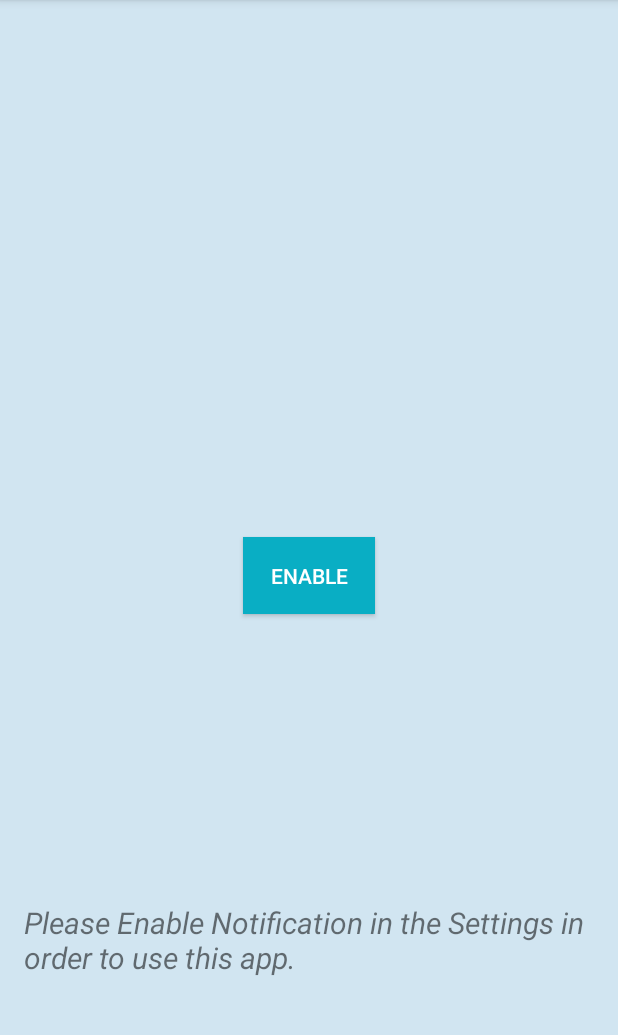
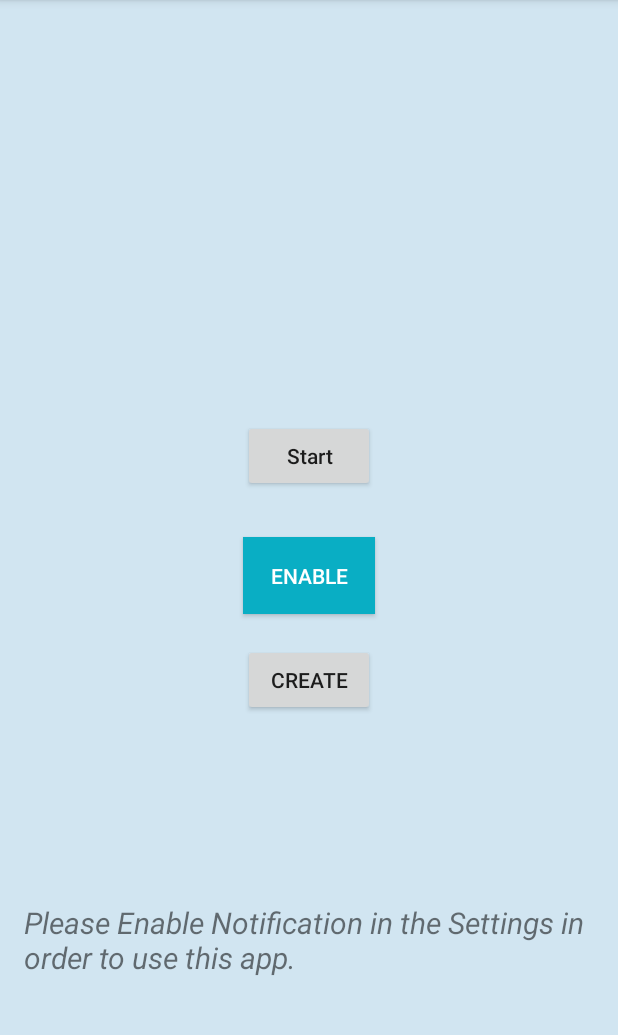
Before and after one commit to sandy13521/NotificationRedirectingApp, an Android app: the screen it shows after launch (MainActivity), on a phone screen of 412 x 824 dp, the part 84-1119 px from its top. Run offline under Robolectric (Android 15) with nearby library versions, the phone set to English and light mode, and no system bars.

Commit message:
Preliminary Commit

```diff
--- a/app/build.gradle
+++ b/app/build.gradle
@@ -23,6 +23,7 @@ dependencies {
     implementation fileTree(dir: 'libs', include: ['*.jar'])
     implementation 'androidx.appcompat:appcompat:1.1.0'
     implementation 'androidx.constraintlayout:constraintlayout:1.1.3'
+    implementation 'com.google.android.material:material:1.0.0'
     testImplementation 'junit:junit:4.12'
     androidTestImplementation 'androidx.test.ext:junit:1.1.1'
     androidTestImplementation 'androidx.test.espresso:espresso-core:3.2.0'
--- a/app/src/main/java/com/example/networkingapp/MainActivity.java
+++ b/app/src/main/java/com/example/networkingapp/MainActivity.java
@@ -1,33 +1,36 @@
 package com.example.networkingapp;
 
-import android.content.BroadcastReceiver;
-import android.content.Context;
+import android.app.NotificationManager;
+import android.bluetooth.BluetoothAdapter;
 import android.content.Intent;
-import android.content.IntentFilter;
 import android.os.Bundle;
 import android.provider.Settings;
-import android.service.notification.StatusBarNotification;
-import android.util.Log;
 import android.view.View;
 import android.widget.Button;
-import android.widget.TextView;
 import android.widget.Toast;
 
+import androidx.annotation.Nullable;
 import androidx.appcompat.app.AppCompatActivity;
+import androidx.core.app.NotificationCompat;
 
-import static android.content.ContentValues.TAG;
+import com.google.android.material.snackbar.Snackbar;
 
 public class MainActivity extends AppCompatActivity {
 
-    private BroadcastReceiver notificationReceiver;
-    public NotificationListener trying;
     public Button enableButton;
+    public Button startButton;
+    public Button createButton;
+
+    public int REQUEST_ENABLE_BT = 1;
+
     @Override
     protected void onCreate(Bundle savedInstanceState) {
         super.onCreate(savedInstanceState);
         setContentView(R.layout.activity_main);
 
         enableButton = findViewById(R.id.enable);
+        startButton = findViewById(R.id.start);
+        createButton = findViewById(R.id.create);
         enableButton.setOnClickListener(new View.OnClickListener() {
             @Override
             public void onClick(View v) {
@@ -35,36 +38,50 @@ public class MainActivity extends AppCompatActivity {
             }
         });
 
-        //Starting Service to Listen the notifications.
-        Intent intent = new Intent(this, NotificationListener.class);
-        this.startService(intent);
+        startButton.setOnClickListener(new View.OnClickListener() {
+            @Override
+            public void onClick(View v) {
+                BluetoothAdapter bluetoothAdapter = BluetoothAdapter.getDefaultAdapter();
+                if (bluetoothAdapter == null) {
+                    Snackbar.make(findViewById(R.id.main), "Bluetooth is not supported in your Phone", Snackbar.LENGTH_LONG).show();
+                }
+                else if (!bluetoothAdapter.isEnabled()) {
+                    Intent enableBtIntent = new Intent(BluetoothAdapter.ACTION_REQUEST_ENABLE);
+                    startActivityForResult(enableBtIntent, REQUEST_ENABLE_BT);
+                    Intent discoverableIntent =
+                            new Intent(BluetoothAdapter.ACTION_REQUEST_DISCOVERABLE);
+                    discoverableIntent.putExtra(BluetoothAdapter.EXTRA_DISCOVERABLE_DURATION, 300);
+                    startActivity(discoverableIntent);
+                }
+            }
+        });
 
-        //Starting Service to Check if the Notification Listener Is active.
+        createButton.setOnClickListener(new View.OnClickListener() {
+            @Override
+            public void onClick(View v) {
+                NotificationManager nManager = (NotificationManager) getSystemService(NOTIFICATION_SERVICE);
+                NotificationCompat.Builder ncomp = new NotificationCompat.Builder(MainActivity.this);
+                ncomp.setContentTitle("My Notification");
+                ncomp.setContentText("Notification Listener Service Example");
+                ncomp.setTicker("My Notification Tests");
+                ncomp.setSmallIcon(R.drawable.ic_launcher_background);
+                ncomp.setAutoCancel(true);
+                nManager.notify((int) System.currentTimeMillis(), ncomp.build());
+            }
+        });
+
+        // Starting this Service to resolve issues like NotificationListenerService Getting Disconnected automatically.
         startService(new Intent(this, NotificationCollectorMonitorService.class));
-
-        trying = new NotificationListener(this);
-        StatusBarNotification[] notification = trying.getActiveNotifications();
-
-//        for
-
-        notificationReceiver = new BroadcastReceiver() {
-            @Override
-            public void onReceive(Context context, Intent intent) {
-                String pack = intent.getStringExtra("package");
-//                String title = intent.getStringExtra("title");
-//                String text = intent.getStringExtra("text");
-                Log.i("PACK", "onReceive:" + pack);
-                Toast.makeText(context,"Broadcast Received",Toast.LENGTH_SHORT).show();
-            }
-        };
-
-        IntentFilter intentFilter = new IntentFilter("Msg");
-        this.registerReceiver(notificationReceiver, intentFilter);
     }
 
     @Override
-    protected void onDestroy() {
-        super.onDestroy();
-        unregisterReceiver(notificationReceiver);
+    protected void onActivityResult(int requestCode, int resultCode, @Nullable Intent data) {
+        super.onActivityResult(requestCode, resultCode, data);
+        if(requestCode == 1 && resultCode == RESULT_OK){
+            Toast.makeText(MainActivity.this,"Bluetooth Enabled ", Toast.LENGTH_SHORT).show();
+        }
+        else{
+            Snackbar.make(findViewById(R.id.main), "You need to turn on Bluetooth to use this app.", Snackbar.LENGTH_INDEFINITE).show();
+        }
     }
 }
--- a/app/src/main/res/layout/activity_main.xml
+++ b/app/src/main/res/layout/activity_main.xml
@@ -1,7 +1,7 @@
 <?xml version="1.0" encoding="utf-8"?>
 <RelativeLayout xmlns:android="http://schemas.android.com/apk/res/android"
-    xmlns:app="http://schemas.android.com/apk/res-auto"
     xmlns:tools="http://schemas.android.com/tools"
+    android:id="@+id/main"
     android:layout_width="match_parent"
     android:layout_height="match_parent"
     android:background="#D1E5F1"
@@ -9,22 +9,41 @@
 
     <Button
         android:id="@+id/enable"
-        android:text="Enable"
+        android:layout_width="wrap_content"
+        android:layout_height="wrap_content"
         android:layout_centerInParent="true"
+        android:background="#09AEC4"
         android:padding="16dp"
-        android:background="#09AEC4"
-        android:textColor="#FFFFFF"
+        android:text="@string/enable_notification"
+        android:textColor="#FFFFFF" />
+
+    <Button
+        android:id="@+id/start"
         android:layout_width="wrap_content"
-        android:layout_height="wrap_content"/>
+        android:layout_height="wrap_content"
+        android:layout_above="@+id/enable"
+        android:layout_centerHorizontal="true"
+        android:layout_marginBottom="30dp"
+        android:gravity="center"
+        android:text="@string/start_recieving_notifications"
+        android:textAllCaps="false" />
+
+    <Button
+        android:id="@+id/create"
+        android:layout_width="wrap_content"
+        android:layout_height="wrap_content"
+        android:layout_below="@+id/enable"
+        android:layout_centerHorizontal="true"
+        android:layout_marginTop="20dp"
+        android:text="@string/create_notification" />
 
     <TextView
-        android:text="Please Enable Notification in the Settings in order to use this app."
         android:layout_width="match_parent"
+        android:layout_height="wrap_content"
+        android:layout_alignParentBottom="true"
         android:layout_marginBottom="100dp"
+        android:padding="16dp"
+        android:text="@string/note_enable_notifications"
         android:textSize="20sp"
-        android:textStyle="italic"
-        android:padding="16dp"
-        android:layout_alignParentBottom="true"
-        android:layout_height="wrap_content"/>
-
+        android:textStyle="italic" />
 </RelativeLayout>
--- a/app/src/main/res/values/strings.xml
+++ b/app/src/main/res/values/strings.xml
@@ -1,4 +1,8 @@
 <resources>
     <string name="app_name">Networking App</string>
     <string name="service_name">notification</string>
+    <string name="note_enable_notifications">Please Enable Notification in the Settings in order to use this app.</string>
+    <string name="create_notification">Create</string>
+    <string name="start_recieving_notifications">Start</string>
+    <string name="enable_notification">Enable</string>
 </resources>
--- a/build.gradle
+++ b/build.gradle
@@ -7,7 +7,7 @@ buildscript {
 
     }
     dependencies {
-        classpath 'com.android.tools.build:gradle:3.5.2'
+        classpath 'com.android.tools.build:gradle:4.0.0'
 
         // NOTE: Do not place your application dependencies here; they belong
         // in the individual module build.gradle files
```
Also changed, not shown: app/src/main/AndroidManifest.xml (+17 -16 lines), app/src/main/java/com/example/networkingapp/MyBroadcastReceiver.java (deleted, +0 -18 lines), app/src/main/java/com/example/networkingapp/NotificationListener.java (+70 -46 lines), app/src/main/java/com/example/networkingapp/NotificationReceiver.java (added, +57 -0 lines), app/src/main/java/com/example/networkingapp/SendNotification.java (added, +22 -0 lines), gradle/wrapper/gradle-wrapper.properties.
